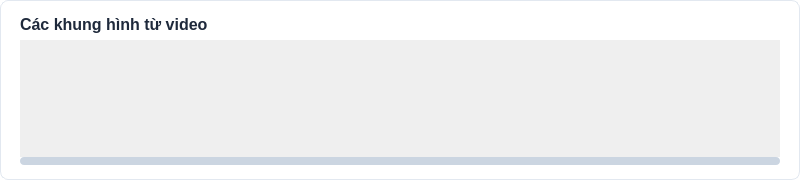
Old version of the form src/ui/qt_designer/main_tab/video_frames.ui in the repository henrylenguyen/telegram-video-uploader.
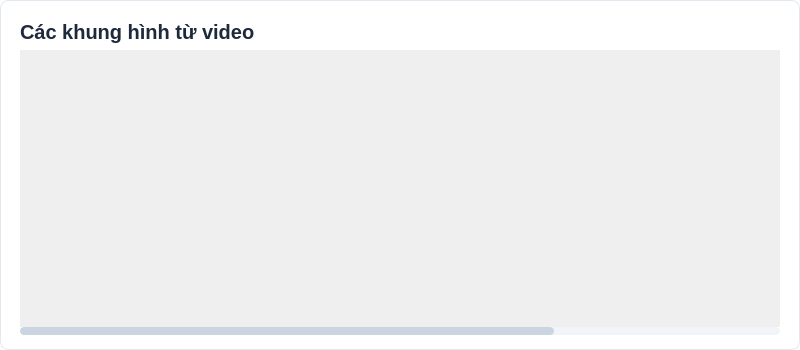
New version of the form.

Commit message: Refactor font sizes and background colors in UI files

Patch:
```diff
--- a/src/ui/qt_designer/main_tab/video_frames.ui
+++ b/src/ui/qt_designer/main_tab/video_frames.ui
@@ -7,7 +7,7 @@
     <x>0</x>
     <y>0</y>
     <width>800</width>
-    <height>180</height>
+    <height>350</height>
    </rect>
   </property>
   <property name="windowTitle">
@@ -21,9 +21,10 @@
 }
 
 QLabel#titleLabel {
-    font-size: 16px;
+    font-size: 20px;
     font-weight: bold;
     color: #1E293B;
+    background-color: transparent;
 }
 
 QScrollArea {
@@ -59,7 +60,7 @@
     <number>20</number>
    </property>
    <property name="topMargin">
-    <number>15</number>
+    <number>20</number>
    </property>
    <property name="rightMargin">
     <number>20</number>
@@ -80,7 +81,7 @@
       <bool>true</bool>
      </property>
      <property name="horizontalScrollBarPolicy">
-      <enum>Qt::ScrollBarAlwaysOn</enum>
+      <enum>Qt::ScrollBarAsNeeded</enum>
      </property>
      <property name="verticalScrollBarPolicy">
       <enum>Qt::ScrollBarAlwaysOff</enum>
@@ -91,9 +92,15 @@
         <x>0</x>
         <y>0</y>
         <width>758</width>
-        <height>120</height>
+        <height>350</height>
        </rect>
       </property>
+      <property name="minimumSize">
+       <size>
+        <width>0</width>
+        <height>350</height>
+       </size>
+      </property>
       <layout class="QHBoxLayout" name="horizontalLayout">
        <property name="spacing">
         <number>15</number>
@@ -114,8 +121,8 @@
         <widget class="QFrame" name="frame1" native="true">
          <property name="minimumSize">
           <size>
-           <width>100</width>
-           <height>100</height>
+           <width>200</width>
+           <height>200</height>
           </size>
          </property>
          <property name="class" stdset="0">
@@ -127,8 +134,8 @@
         <widget class="QFrame" name="frame2" native="true">
          <property name="minimumSize">
           <size>
-           <width>100</width>
-           <height>100</height>
+           <width>200</width>
+           <height>200</height>
           </size>
          </property>
          <property name="class" stdset="0">
@@ -140,8 +147,8 @@
         <widget class="QFrame" name="frame3" native="true">
          <property name="minimumSize">
           <size>
-           <width>100</width>
-           <height>100</height>
+           <width>200</width>
+           <height>200</height>
           </size>
          </property>
          <property name="class" stdset="0">
@@ -153,8 +160,8 @@
         <widget class="QFrame" name="frame4" native="true">
          <property name="minimumSize">
           <size>
-           <width>100</width>
-           <height>100</height>
+           <width>200</width>
+           <height>200</height>
           </size>
          </property>
          <property name="class" stdset="0">
@@ -166,8 +173,8 @@
         <widget class="QFrame" name="frame5" native="true">
          <property name="minimumSize">
           <size>
-           <width>100</width>
-           <height>100</height>
+           <width>200</width>
+           <height>200</height>
           </size>
          </property>
          <property name="class" stdset="0">
```
The commit also changes 18 other files.
